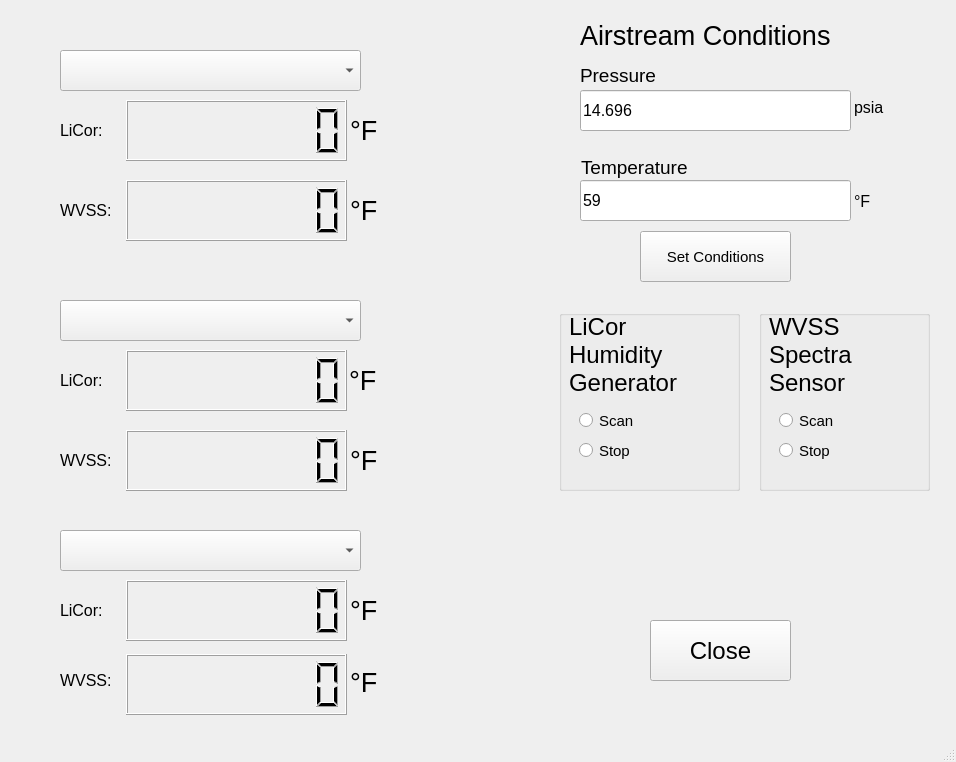
Above: basic_GUI.ui from jbaviation/humidity_cart before the change. Below: the same form after it.
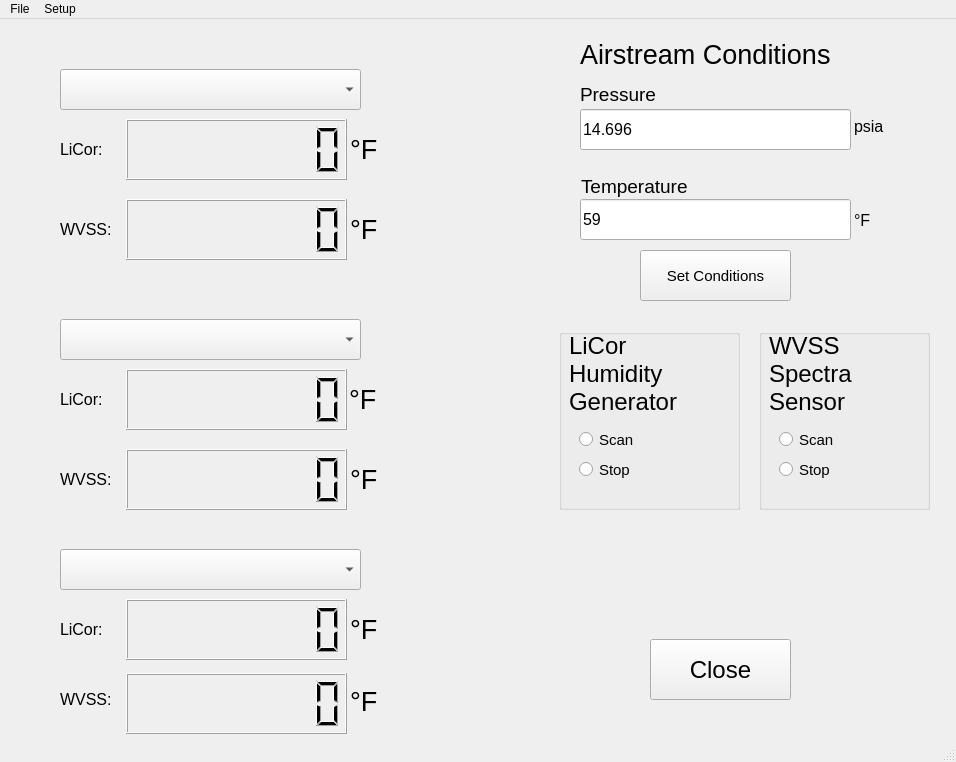
That is the form after the change.

Commit message: Implemented the heartbeat for ADC and successfully applied it to respective labels and LCDs. Started to modify menubar items to allow for setup which initializes instances of ADC and WVSS, need to generate a new window to complete the setup.  Next steps are to design and implement the new setup window, also allow for the capability to record the data to a csv.

```diff
--- a/basic_GUI.ui
+++ b/basic_GUI.ui
@@ -427,7 +427,7 @@
       <rect>
        <x>10</x>
        <y>-6</y>
-       <width>121</width>
+       <width>141</width>
        <height>101</height>
       </rect>
      </property>
@@ -706,9 +706,24 @@
      <x>0</x>
      <y>0</y>
      <width>956</width>
-     <height>21</height>
+     <height>26</height>
     </rect>
    </property>
+   <widget class="QMenu" name="menuSetup">
+    <property name="title">
+     <string>Setup</string>
+    </property>
+    <addaction name="menuLiCor"/>
+    <addaction name="menuWVSS"/>
+   </widget>
+   <widget class="QMenu" name="menuFile">
+    <property name="title">
+     <string>File</string>
+    </property>
+    <addaction name="actionExit"/>
+   </widget>
+   <addaction name="menuFile"/>
+   <addaction name="menuSetup"/>
   </widget>
   <widget class="QStatusBar" name="statusbar"/>
  </widget>
```
Left out of the diff: 17 changed lines with no effect on the pictures. The commit also changes 7 other files.
